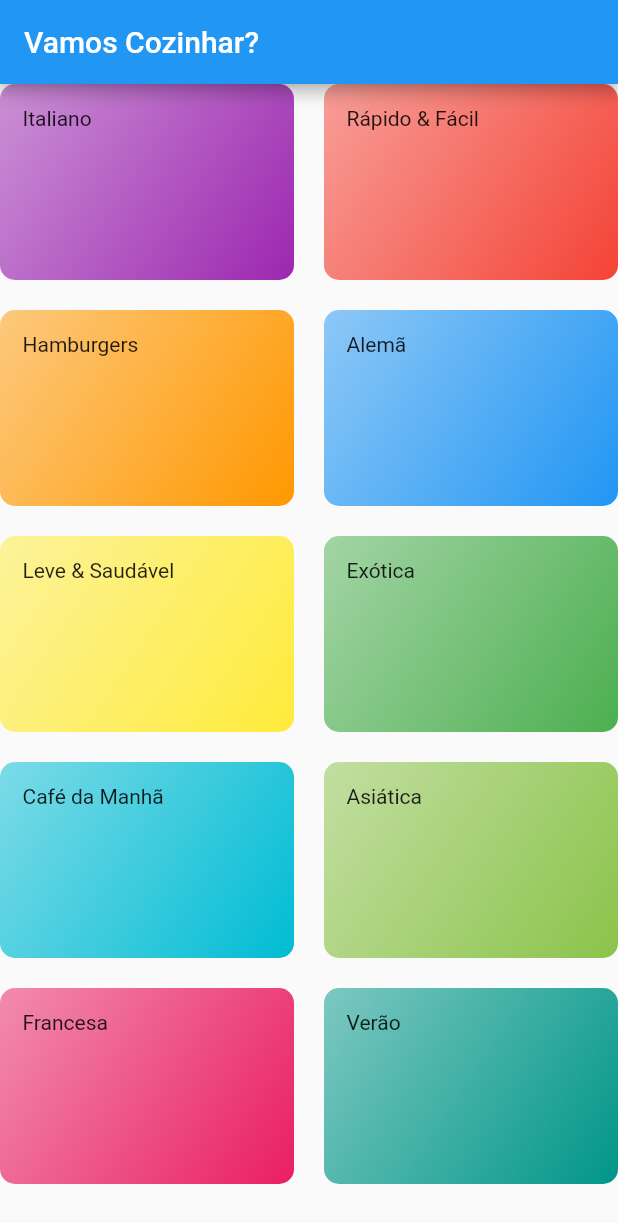
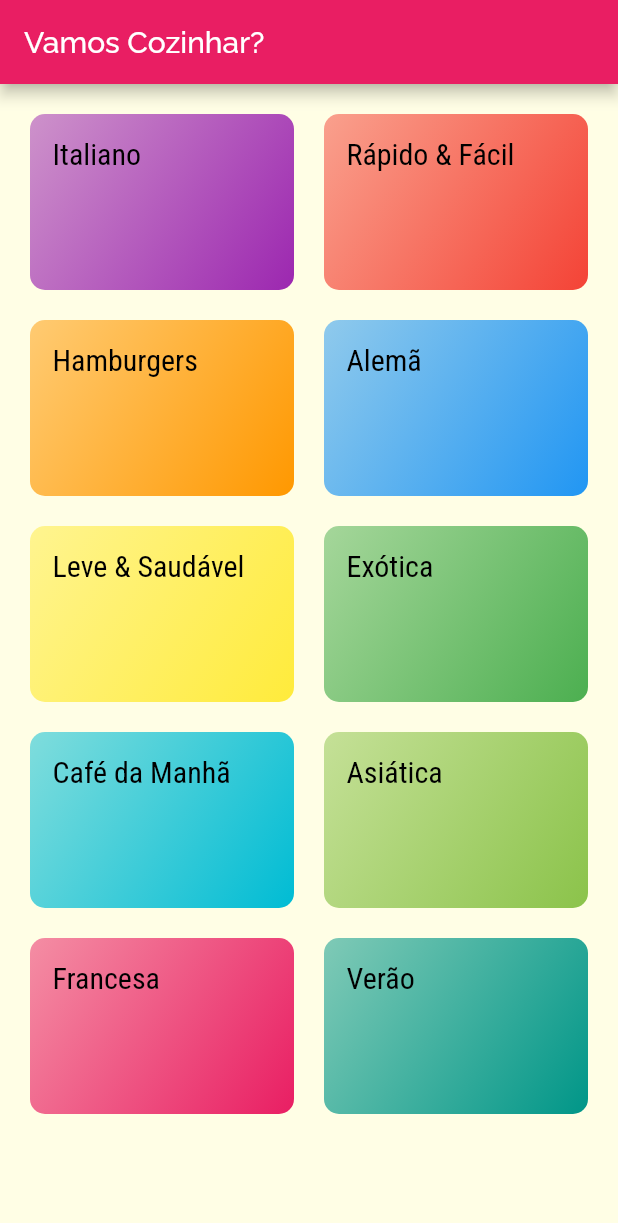
Before and after one commit to JhollRibeiro/Flutter-Cod3r-Projeto_Meals, a Flutter app: the screen it shows after launch, on a phone screen of 412 x 824 dp. Shown: the top 1223 px of the screen. Run offline on Flutter 3.47's test engine with Material 2 defaults, Android fonts, the phone set to English and light mode, and no system bars.

Commit message:
Seção 7: Navegação & Múltiplas Telas - Flutter - Aula 183. Tema & Estilo

```diff
--- a/meals/lib/components/category_item.dart
+++ b/meals/lib/components/category_item.dart
@@ -24,7 +24,10 @@ class CategoryItem extends StatelessWidget {
           end: Alignment.bottomRight,
         ),
       ),
-      child: Text(category.title),
+      child: Text(
+        category.title,
+        style: Theme.of(context).textTheme.titleMedium,
+      ),
     );
   }
 }
--- a/meals/lib/main.dart
+++ b/meals/lib/main.dart
@@ -8,10 +8,27 @@ class MyApp extends StatelessWidget {
 
   @override
   Widget build(BuildContext context) {
+    final ThemeData theme = ThemeData(
+      canvasColor: const Color.fromRGBO(255, 254, 229, 1)
+    );
+
     return MaterialApp(
       title: 'Vamos Cozinhar',
-      theme: ThemeData(
-        primarySwatch: Colors.blue,
+      theme: theme.copyWith(
+        colorScheme: theme.colorScheme.copyWith(
+          primary: Colors.pink,
+          secondary: Colors.amber,
+        ),
+        textTheme: ThemeData.light().textTheme.copyWith(
+          titleLarge: const TextStyle(
+            fontFamily: 'Raleway',
+          ),
+          titleMedium: const TextStyle(
+            fontFamily: 'RobotoCondensed',
+            color: Colors.black,
+            fontSize: 20,
+          ),
+        )
       ),
       home: const CategoriesScreen(),
     );
--- a/meals/lib/screens/categories_screen.dart
+++ b/meals/lib/screens/categories_screen.dart
@@ -12,6 +12,7 @@ class CategoriesScreen extends StatelessWidget {
         title: const Text('Vamos Cozinhar?'),
       ),
       body: GridView(
+        padding: const EdgeInsets.all(20),
         gridDelegate: const SliverGridDelegateWithMaxCrossAxisExtent(
           maxCrossAxisExtent: 200,
           childAspectRatio: 1.5,
```
Also changed, not shown: meals/pubspec.yaml (+25 -19 lines), meals/assets/fonts/Raleway-Black.ttf (added), meals/assets/fonts/Raleway-Bold.ttf (added), meals/assets/fonts/Raleway-Regular.ttf (added), meals/assets/fonts/RobotoCondensed-Bold.ttf (added), meals/assets/fonts/RobotoCondensed-Italic.ttf (added), meals/assets/fonts/RobotoCondensed-Light.ttf (added), meals/assets/fonts/RobotoCondensed-Regular.ttf (added).
